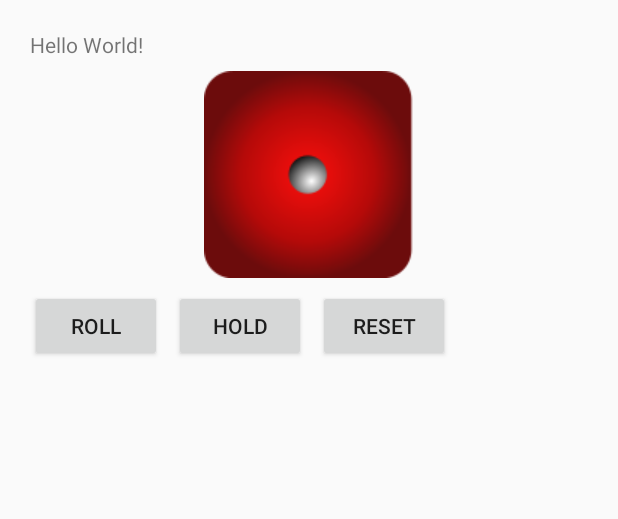
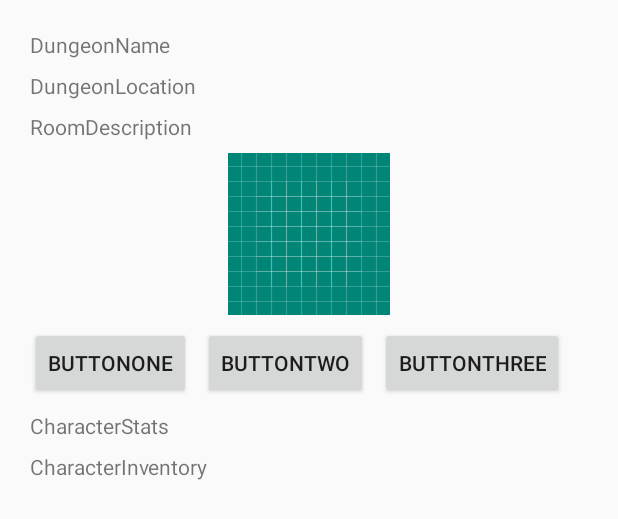
Before and after one commit to CrankyUnicorn/BasicRPG, an Android app: the layout activity_main.xml on its own in the app's theme, with its tools: preview values and no code run, on a phone screen of 412 x 824 dp. Shown: the top 519 px of the screen. Run offline under Robolectric (Android 15) with nearby library versions, the phone set to English and light mode, and no system bars.

Commit message:
20:00 22/07/2019

```diff
--- a/app/src/main/AndroidManifest.xml
+++ b/app/src/main/AndroidManifest.xml
@@ -9,7 +9,9 @@
         android:roundIcon="@mipmap/ic_launcher_round"
         android:supportsRtl="true"
         android:theme="@style/AppTheme">
-        <activity android:name=".MainActivity">
+        <activity   android:name=".MainActivity"
+                    android:theme="@android:style/Theme.NoTitleBar.Fullscreen"
+                    android:screenOrientation="portrait">
             <intent-filter>
                 <action android:name="android.intent.action.MAIN" />
 
--- a/app/src/main/java/com/example/basicrpg/DungeonMap.java
+++ b/app/src/main/java/com/example/basicrpg/DungeonMap.java
@@ -7,7 +7,7 @@ public class DungeonMap {
         return ourInstance;
     }
 
-    public Dungeon currentDungeon = null;
+    public static Dungeon currentDungeon = null;
 
 
 
--- a/app/src/main/res/layout/activity_main.xml
+++ b/app/src/main/res/layout/activity_main.xml
@@ -11,48 +11,87 @@
     tools:context="com.example.basicrpg.MainActivity">
 
     <TextView
-        android:id="@+id/label"
+        android:id="@+id/dungeonName"
         android:layout_width="match_parent"
         android:layout_height="wrap_content"
         android:layout_margin="4dp"
-        android:text="Hello World!" />
+        android:text="DungeonName" />
+
+    <TextView
+        android:id="@+id/dungeonLocation"
+        android:layout_width="match_parent"
+        android:layout_height="wrap_content"
+        android:layout_below="@+id/dungeonName"
+        android:layout_margin="4dp"
+        android:text="DungeonLocation" />
+
+    <TextView
+        android:id="@+id/roomDescription"
+        android:layout_width="match_parent"
+        android:layout_height="wrap_content"
+        android:layout_below="@+id/dungeonLocation"
+        android:layout_margin="4dp"
+        android:text="RoomDescription" />
+
+
 
     <ImageView
-        android:id="@+id/imageView"
+        android:id="@+id/dungeonImageView"
         android:layout_width="wrap_content"
         android:layout_height="wrap_content"
-        android:layout_below="@+id/label"
+        android:layout_below="@+id/roomDescription"
         android:layout_centerHorizontal="true"
         android:layout_margin="4dp"
-        android:src="@drawable/dice1" />
+        android:contentDescription="View"
+        android:src="@drawable/ic_launcher_background" />
 
     <Button
-        android:id="@+id/roll"
+        android:id="@+id/buttonOne"
         android:layout_width="wrap_content"
         android:layout_height="wrap_content"
-        android:layout_below="@+id/imageView"
+        android:layout_below="@+id/dungeonImageView"
         android:layout_margin="4dp"
-        android:onClick="rollButtonClick"
-        android:text="Roll" />
+        android:onClick="buttonOneClick"
+        android:text="ButtonOne" />
 
     <Button
-        android:id="@+id/hold"
+        android:id="@+id/buttonTwo"
         android:layout_width="wrap_content"
         android:layout_height="wrap_content"
-        android:layout_below="@+id/imageView"
-        android:onClick="holdButtonClick"
+        android:layout_below="@+id/dungeonImageView"
+        android:onClick="buttonTwoClick"
         android:layout_margin="4dp"
-        android:layout_toRightOf="@+id/roll"
-        android:text="Hold" />
+        android:layout_toRightOf="@+id/buttonOne"
+        android:text="ButtonTwo" />
 
     <Button
-        android:id="@+id/reset"
+        android:id="@+id/buttonThree"
         android:layout_width="wrap_content"
         android:layout_height="wrap_content"
-        android:onClick="resetButtonClick"
-        android:layout_below="@+id/imageView"
+        android:onClick="buttonThreeClick"
+        android:layout_below="@+id/dungeonImageView"
         android:layout_margin="4dp"
-        android:layout_toRightOf="@+id/hold"
-        android:text="Reset" />
+        android:layout_toRightOf="@+id/buttonTwo"
+        android:text="ButtonThree" />
+
+    <TextView
+        android:id="@+id/characterStats"
+        android:layout_width="match_parent"
+        android:layout_height="wrap_content"
+        android:layout_below="@+id/buttonThree"
+        android:layout_margin="4dp"
+        android:text="CharacterStats" />
+
+    <TextView
+        android:id="@+id/characterInventory"
+        android:layout_width="match_parent"
+        android:layout_height="wrap_content"
+        android:layout_below="@+id/characterStats"
+        android:layout_margin="4dp"
+        android:text="CharacterInventory" />
+
+
+
+
 
 </RelativeLayout>
--- a/app/src/main/res/values/strings.xml
+++ b/app/src/main/res/values/strings.xml
@@ -1,3 +1,3 @@
 <resources>
-    <string name="app_name">My\'s dice</string>
+    <string name="app_name">Aventura</string>
 </resources>
--- a/build.gradle
+++ b/build.gradle
@@ -7,7 +7,7 @@ buildscript {
 
     }
     dependencies {
-        classpath 'com.android.tools.build:gradle:3.4.1'
+        classpath 'com.android.tools.build:gradle:3.4.2'
 
         // NOTE: Do not place your application dependencies here; they belong
         // in the individual module build.gradle files
```
Also changed, not shown: app/src/main/java/com/example/basicrpg/MainActivity.java (+76 -106 lines).
